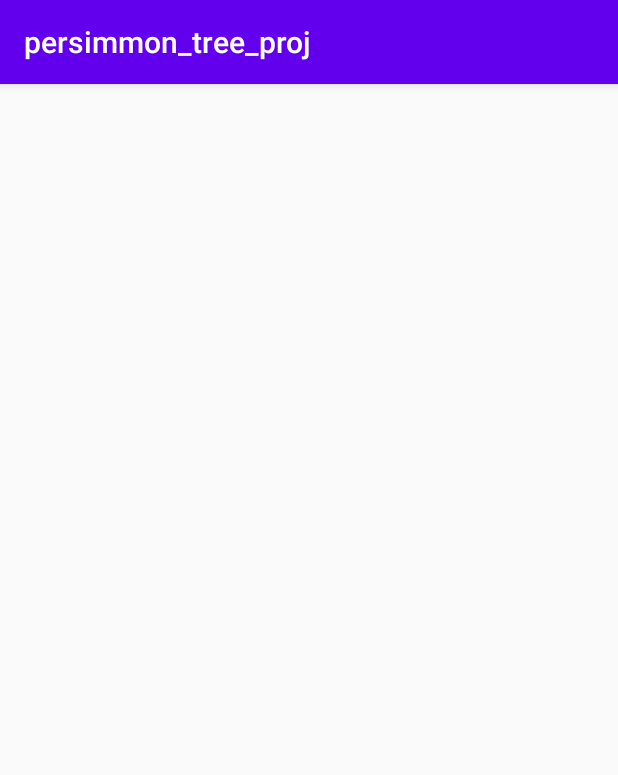
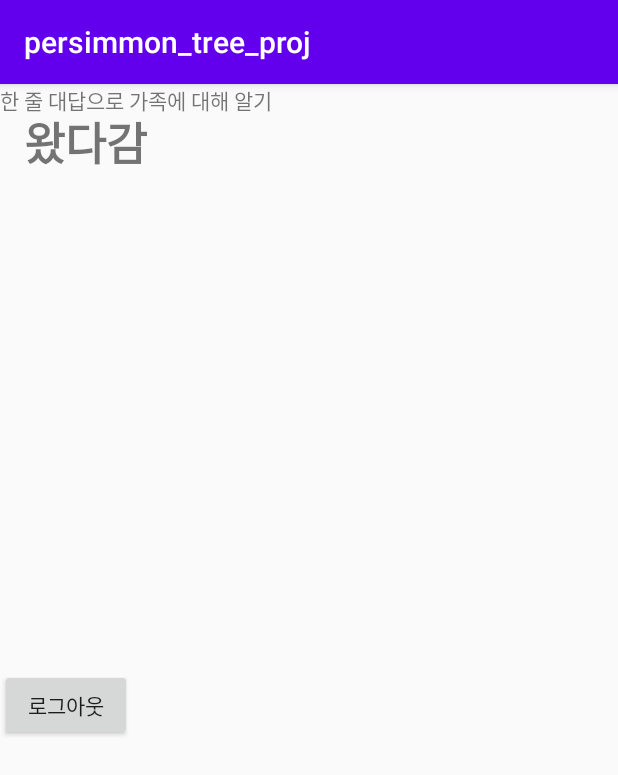
Before and after one commit to minjung0067/Juang_juang, an Android app: the MainActivity screen opened directly, with no data from a screen before it, on a phone screen of 412 x 824 dp. Shown: the top 775 px of the screen. Run offline under Robolectric (Android 15) with nearby library versions, the phone set to English and light mode, and no system bars; our stand-ins replace Firebase (no records; nobody signed in at launch, a user with empty details on screens opened directly).

```diff
--- a/app/src/main/java/com/example/persimmon_tree_proj/MainActivity.java
+++ b/app/src/main/java/com/example/persimmon_tree_proj/MainActivity.java
@@ -2,16 +2,44 @@ package com.example.persimmon_tree_proj;
 
 import androidx.appcompat.app.AppCompatActivity;
 
+import android.app.Activity;
+import android.content.Intent;
+import android.content.SharedPreferences;
 import android.os.Bundle;
+import android.view.View;
+import android.widget.Button;
+import android.view.View;
+import android.widget.Toast;
 
+import com.example.Juang_juang.R;
 import com.google.firebase.auth.FirebaseAuth;
 
 public class MainActivity extends AppCompatActivity {
 
+    private Button btn_logout;
+
     @Override
     protected void onCreate(Bundle savedInstanceState) {
         super.onCreate(savedInstanceState);
-//        setContentView(R.layout.activity_main);
-        FirebaseAuth.getInstance().signOut();
+        setContentView(R.layout.activity_main);
+
+        Button logout = (Button)findViewById(R.id.btn_logout); //로그아웃 버튼
+        logout.setOnClickListener(new View.OnClickListener() {
+            @Override
+            public void onClick(View v) {
+                //SharedPreferences에 저장된 값들을 로그아웃 버튼을 누르면 삭제하기 위해
+                //SharedPregerences값을 불러온다.
+                Intent intent = new Intent(MainActivity.this,log_inactivity.class);
+                startActivity(intent);
+                SharedPreferences auto = getSharedPreferences("auto", Activity.MODE_PRIVATE);
+                SharedPreferences.Editor editor = auto.edit();
+                //edit.clear()는 파일 auto에 들어있는 모든 정보를 기기에서 지운다.
+                editor.clear();
+                editor.commit(); //저장
+                Toast.makeText(MainActivity.this,"로그아웃.",Toast.LENGTH_SHORT).show();
+                finish();
+            }
+        });
+
     }
 }
--- a/app/src/main/res/layout/activity_main.xml
+++ b/app/src/main/res/layout/activity_main.xml
@@ -41,4 +41,14 @@
         app:layout_constraintStart_toStartOf="parent"
         tools:layout_editor_absoluteY="129dp" />
 
+    <Button
+        android:id="@+id/btn_logout"
+        android:layout_width="wrap_content"
+        android:layout_height="wrap_content"
+        android:text="로그아웃"
+        app:layout_constraintBottom_toBottomOf="parent"
+        app:layout_constraintTop_toBottomOf="@+id/textView7"
+        app:layout_constraintVertical_bias="0.528"
+        tools:layout_editor_absoluteX="161dp" />
+
 </androidx.constraintlayout.widget.ConstraintLayout>
```
Also changed, not shown: app/src/main/java/com/example/persimmon_tree_proj/log_inactivity.java (+35 -1 lines), app/src/main/java/com/example/persimmon_tree_proj/splash.java (+1 -8 lines).
